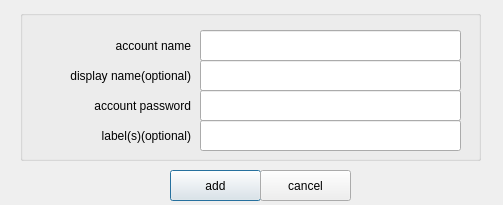
Qt form src/addaccount.ui (mhogomchungu/qCheckGMail) before a commit.
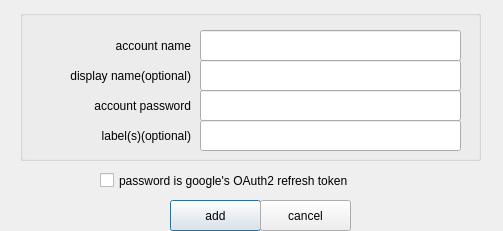
The same form after that commit.

Commit message: add preliminary support for using googles OAuth2 tokens

Diff of the .ui file:
```diff
--- a/src/addaccount.ui
+++ b/src/addaccount.ui
@@ -10,7 +10,7 @@
     <x>0</x>
     <y>0</y>
     <width>503</width>
-    <height>205</height>
+    <height>231</height>
    </rect>
   </property>
   <property name="windowTitle">
@@ -159,7 +159,7 @@
    <property name="geometry">
     <rect>
      <x>170</x>
-     <y>170</y>
+     <y>200</y>
      <width>91</width>
      <height>31</height>
     </rect>
@@ -172,7 +172,7 @@
    <property name="geometry">
     <rect>
      <x>260</x>
-     <y>170</y>
+     <y>200</y>
      <width>91</width>
      <height>31</height>
     </rect>
@@ -181,6 +181,19 @@
     <string>cancel</string>
    </property>
   </widget>
+  <widget class="QCheckBox" name="cbToken">
+   <property name="geometry">
+    <rect>
+     <x>100</x>
+     <y>160</y>
+     <width>301</width>
+     <height>41</height>
+    </rect>
+   </property>
+   <property name="text">
+    <string>password is google's OAuth2 refresh token</string>
+   </property>
+  </widget>
  </widget>
  <tabstops>
   <tabstop>lineEditName</tabstop>
```
The commit also changes 10 other files.
